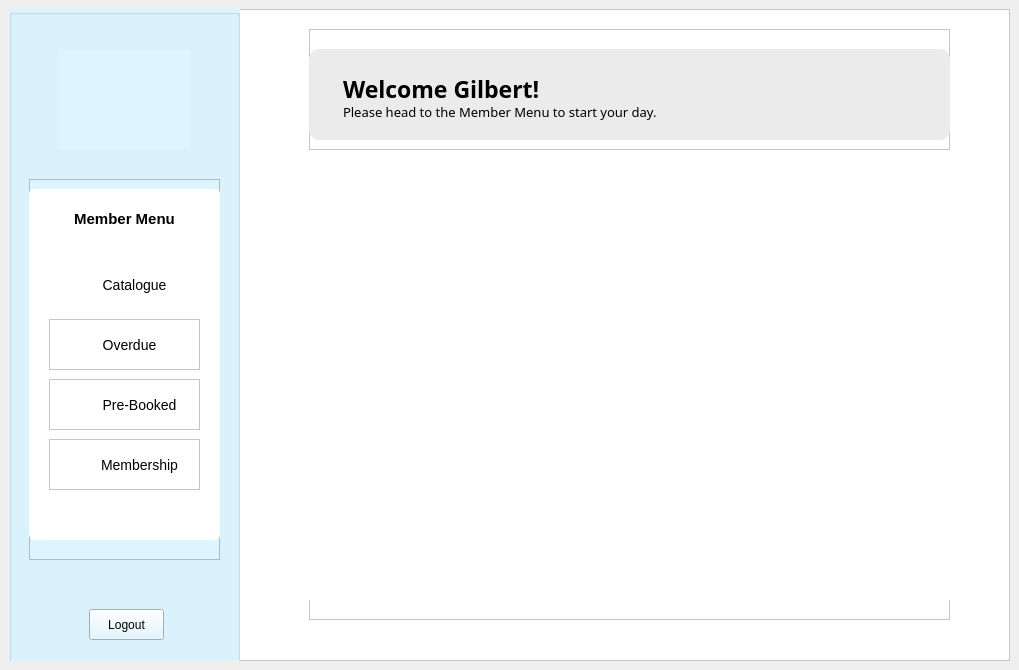
Above: LIS/memberhome.ui from TenacioussD/library_information_system before the change. Below: the same form after it.
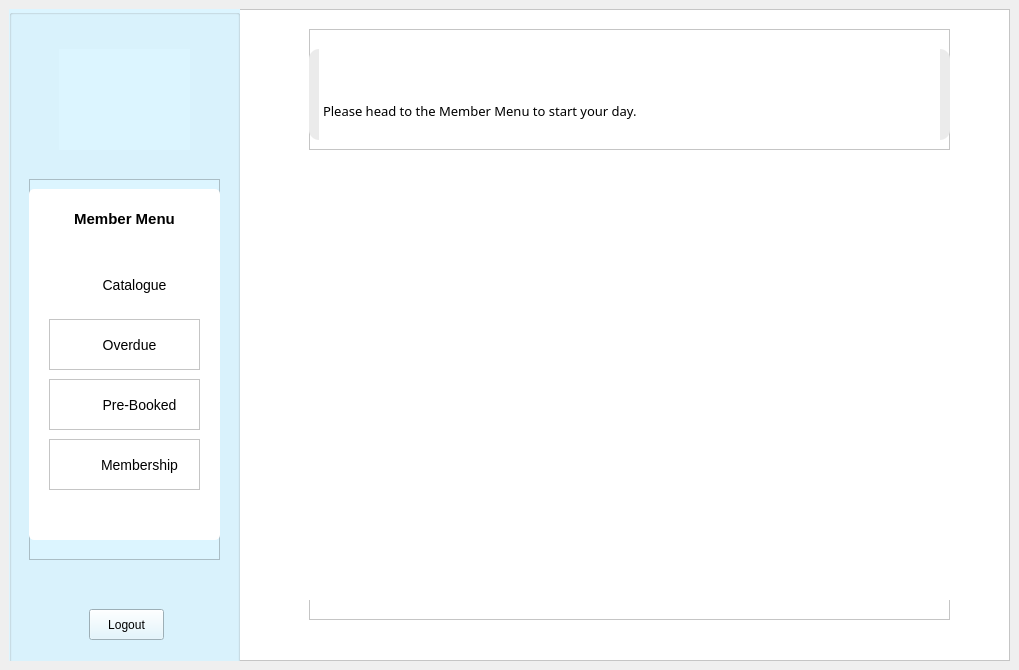
That is the form after the change. Icons and pictures are not drawn.

Commit message: Member can logg in using fisrt name and LIS number and username displays on memberhome page

Patch:
```diff
--- a/LIS/memberhome.ui
+++ b/LIS/memberhome.ui
@@ -428,15 +428,18 @@
          <string/>
         </property>
        </widget>
-       <widget class="QPlainTextEdit" name="plainTextEdit_3">
+       <widget class="QWidget" name="">
         <property name="geometry">
          <rect>
-          <x>30</x>
-          <y>40</y>
-          <width>411</width>
-          <height>41</height>
+          <x>10</x>
+          <y>20</y>
+          <width>621</width>
+          <height>91</height>
          </rect>
         </property>
+        <layout class="QVBoxLayout" name="verticalLayout_2">
+         <item>
+          <widget class="QPlainTextEdit" name="userName">
         <property name="styleSheet">
          <string notr="true">font-family: Baloo 2;
 font-weight: bold;
@@ -447,18 +450,12 @@
          <enum>QFrame::NoFrame</enum>
         </property>
         <property name="plainText">
-         <string>Welcome Gilbert!</string>
-        </property>
-       </widget>
+            <string/>
+           </property>
+          </widget>
+         </item>
+         <item>
        <widget class="QPlainTextEdit" name="plainTextEdit_4">
-        <property name="geometry">
-         <rect>
-          <x>30</x>
-          <y>70</y>
-          <width>411</width>
-          <height>31</height>
-         </rect>
-        </property>
         <property name="styleSheet">
          <string notr="true">background: transparent;
 font-family: Baloo 2;
@@ -470,6 +467,9 @@
         <property name="plainText">
          <string>Please head to the Member Menu to start your day.</string>
         </property>
+          </widget>
+         </item>
+        </layout>
        </widget>
       </widget>
       <widget class="QFrame" name="frame_5">
```
Lines whose indentation alone changed are shown as unchanged. The commit also changes 3 other files.
